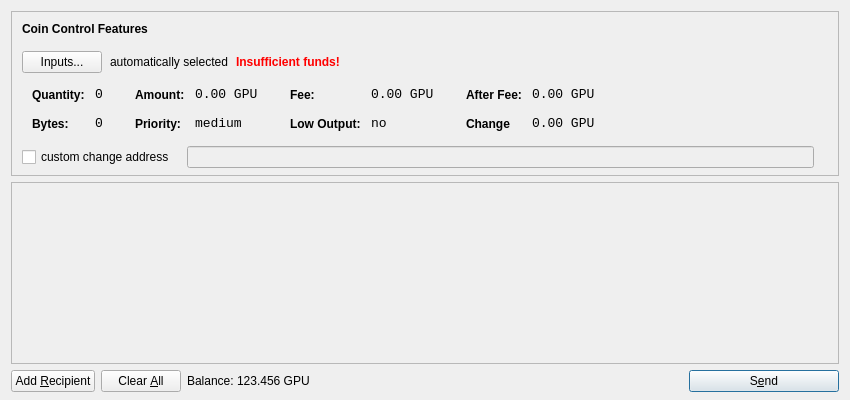
First picture: the form in src/qt/forms/sendcoinsdialog.ui, repository white92d15b7/GPU-Coin, before the edit.
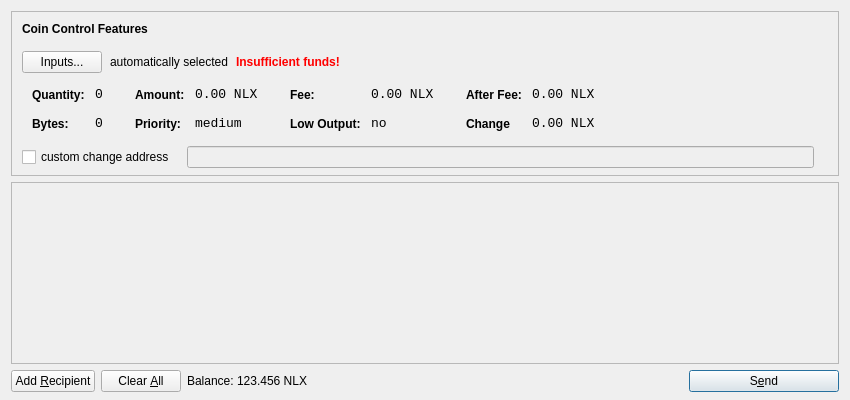
Second picture: the form after the edit. Icons and pictures are not drawn.

Diff of the .ui file:
```diff
--- a/src/qt/forms/sendcoinsdialog.ui
+++ b/src/qt/forms/sendcoinsdialog.ui
@@ -333,7 +333,7 @@
                   <enum>Qt::ActionsContextMenu</enum>
                  </property>
                  <property name="text">
-                  <string>0.00 GPU</string>
+                  <string>0.00 NLX</string>
                  </property>
                  <property name="textInteractionFlags">
                   <set>Qt::LinksAccessibleByMouse|Qt::TextSelectableByKeyboard|Qt::TextSelectableByMouse</set>
@@ -419,7 +419,7 @@
                   <enum>Qt::ActionsContextMenu</enum>
                  </property>
                  <property name="text">
-                  <string>0.00 GPU</string>
+                  <string>0.00 NLX</string>
                  </property>
                  <property name="textInteractionFlags">
                   <set>Qt::LinksAccessibleByMouse|Qt::TextSelectableByKeyboard|Qt::TextSelectableByMouse</set>
@@ -505,7 +505,7 @@
                   <enum>Qt::ActionsContextMenu</enum>
                  </property>
                  <property name="text">
-                  <string>0.00 GPU</string>
+                  <string>0.00 NLX</string>
                  </property>
                  <property name="textInteractionFlags">
                   <set>Qt::LinksAccessibleByMouse|Qt::TextSelectableByKeyboard|Qt::TextSelectableByMouse</set>
@@ -537,7 +537,7 @@
                   <enum>Qt::ActionsContextMenu</enum>
                  </property>
                  <property name="text">
-                  <string>0.00 GPU</string>
+                  <string>0.00 NLX</string>
                  </property>
                  <property name="textInteractionFlags">
                   <set>Qt::LinksAccessibleByMouse|Qt::TextSelectableByKeyboard|Qt::TextSelectableByMouse</set>
@@ -753,7 +753,7 @@
           <cursorShape>IBeamCursor</cursorShape>
          </property>
          <property name="text">
-          <string>123.456 GPU</string>
+          <string>123.456 NLX</string>
          </property>
          <property name="textInteractionFlags">
           <set>Qt::LinksAccessibleByMouse|Qt::TextSelectableByKeyboard|Qt::TextSelectableByMouse</set>
```
